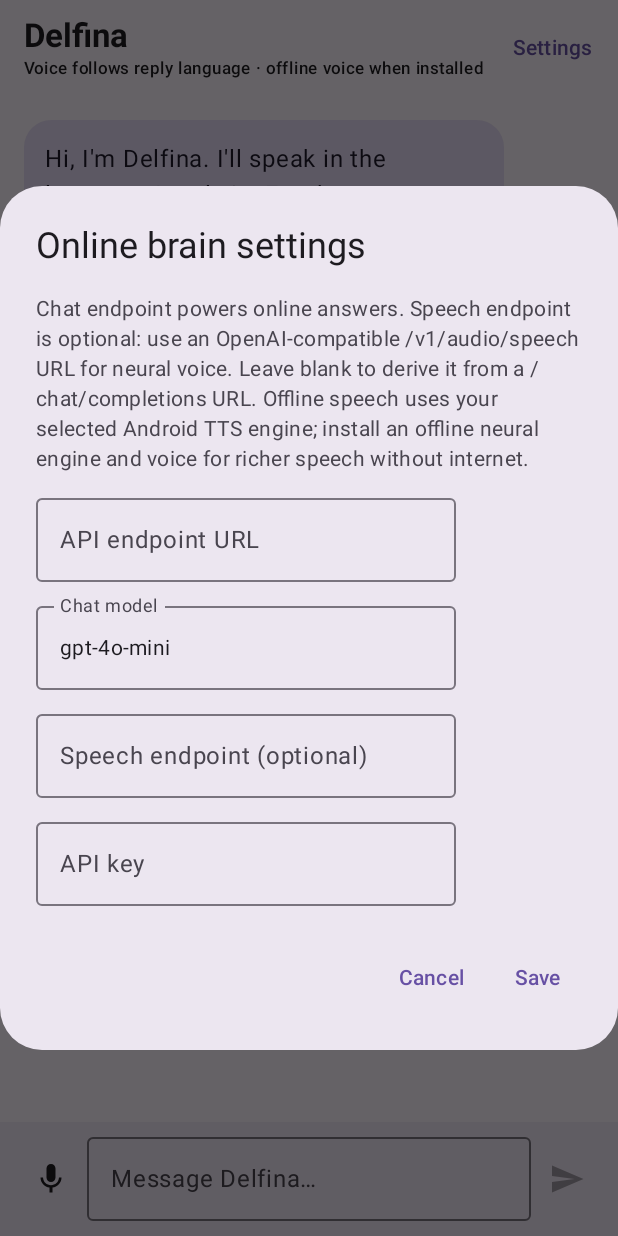
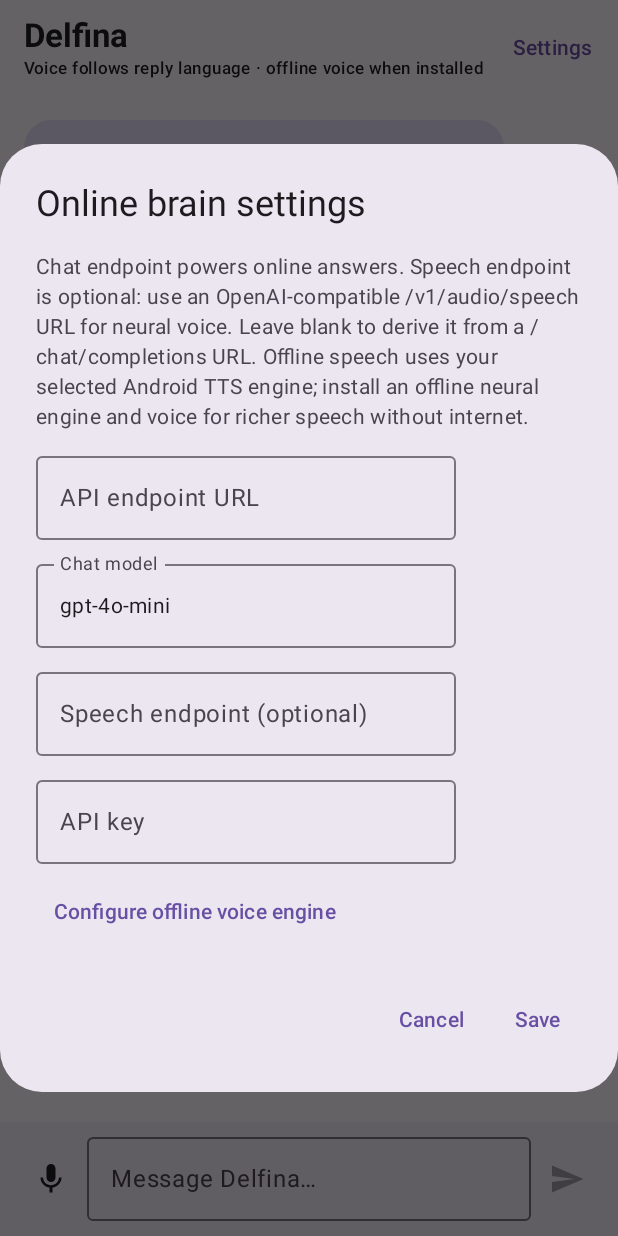
Before and after one commit to inkbymuntaha-alt/Delfina, an Android app built with Jetpack Compose: the screen it shows after launch (MainActivity), after a tap on "Settings", on a phone screen of 412 x 824 dp. Run offline under Robolectric (Android 15) with nearby library versions, the phone set to English and light mode, and no system bars.

Commit message:
Add shortcut to Android offline neural TTS engine settings

```diff
--- a/app/src/main/java/com/musha/delfina/MainActivity.kt
+++ b/app/src/main/java/com/musha/delfina/MainActivity.kt
@@ -6,6 +6,7 @@ import android.content.pm.PackageManager
 import android.media.MediaPlayer
 import java.io.File
 import android.os.Bundle
+import android.provider.Settings
 import android.speech.RecognizerIntent
 import android.speech.SpeechRecognizer
 import android.speech.tts.TextToSpeech
@@ -251,6 +252,10 @@ private fun DelfinaScreen(onSpeak: (String, String, String, String) -> Unit) {
                     OutlinedTextField(model, { model = it }, label = { Text("Chat model") }, singleLine = true)
                     OutlinedTextField(speechEndpoint, { speechEndpoint = it }, label = { Text("Speech endpoint (optional)") }, singleLine = true)
                     OutlinedTextField(apiKey, { apiKey = it }, label = { Text("API key") }, singleLine = true)
+                    TextButton(onClick = {
+                        try { context.startActivity(Intent(Settings.ACTION_TTS_SETTINGS)) }
+                        catch (_: Exception) { context.startActivity(Intent(Settings.ACTION_SETTINGS)) }
+                    }) { Text("Configure offline voice engine") }
                 }
             },
             confirmButton = {
```
